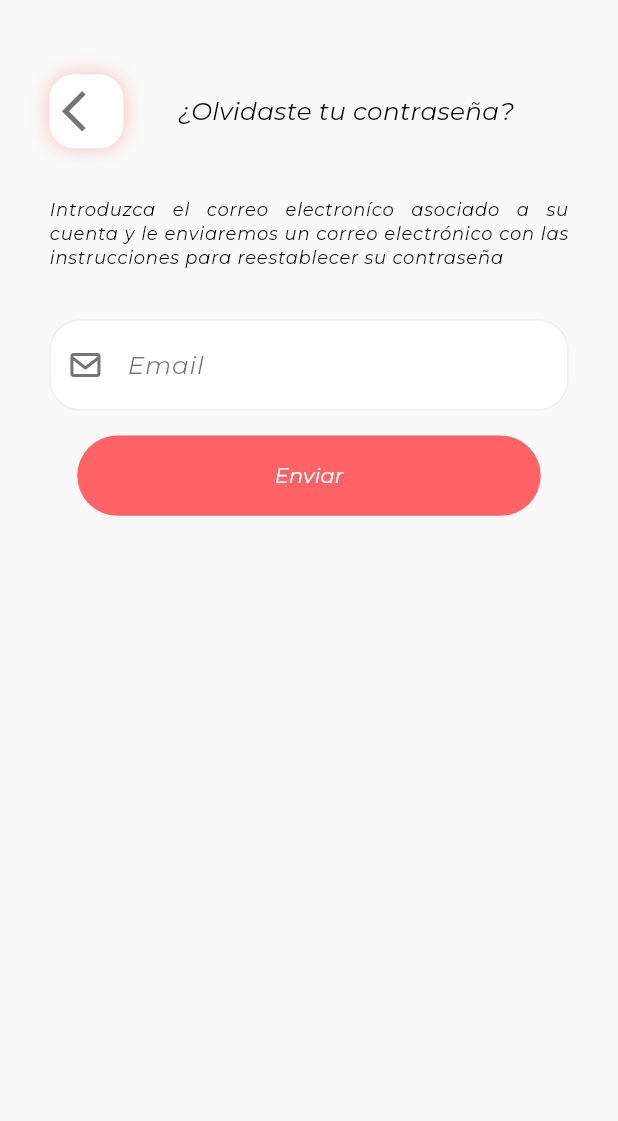
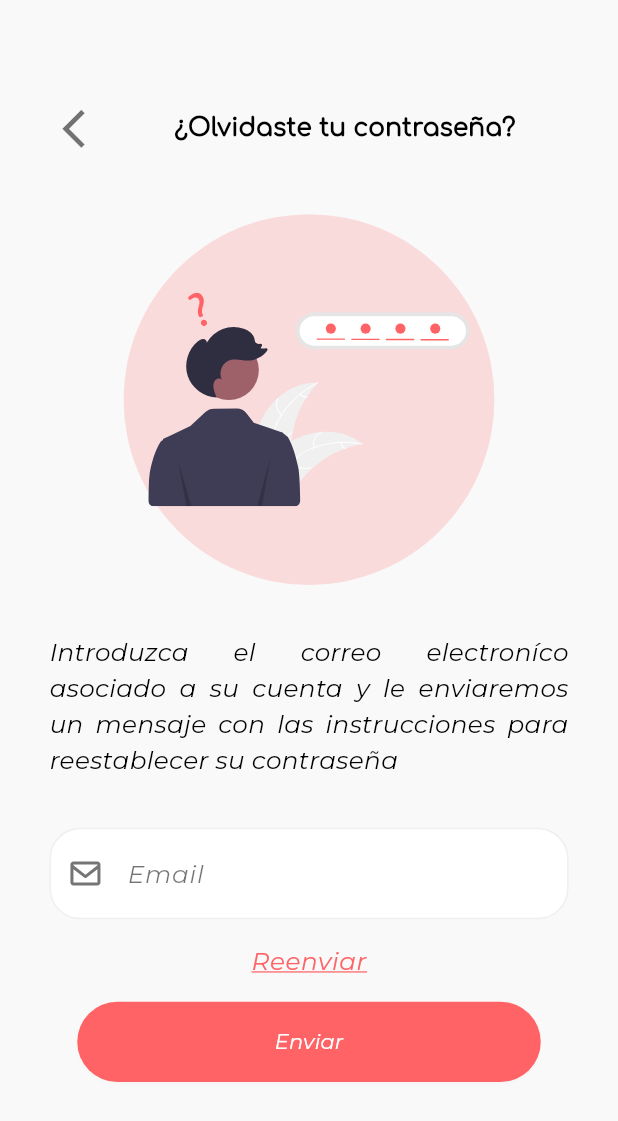
Before and after one commit to PettoORG/petto_app, a Flutter app: the _ForgotPassView widget shown alone on an empty page, opened directly, on a phone screen of 412 x 824 dp. Shown: the top 1121 px of the screen. Run offline on Flutter 3.47's test engine with Material 2 defaults, Android fonts, the phone set to English and light mode, and no system bars; our stand-ins replace connectivity_plus, flutter_animate, flutter_svg, go_router, google_nav_bar, icons_plus and 3 more; accounts and stored records are empty; generated files the repository leaves out were written again; project files that could hold a hidden picture were left out.

Commit message:
changes in forgot my password view

```diff
--- a/lib/UI/screens/auth_screen.dart
+++ b/lib/UI/screens/auth_screen.dart
@@ -46,7 +46,13 @@ class _AuthScreenState extends State<AuthScreen> {
           physics: const NeverScrollableScrollPhysics(),
           controller: controller,
           children: [
-            const _ForgotPassView(),
+            _ForgotPassView(
+              onPressNext: (){
+                controller.nextPage(
+                  duration: const Duration(milliseconds:500),
+                  curve: Curves.easeInQuint);
+              }
+            ),
             _LoginView(
               press: () {
                 controller.nextPage(
@@ -220,7 +226,7 @@ class _LoginViewState extends State<_LoginView> {
 }
 
 class _RegisterView extends StatefulWidget {
-  final dynamic press;
+  final Function()? press;
   const _RegisterView({this.press});
 
   @override
@@ -253,7 +259,8 @@ class __RegisterViewState extends State<_RegisterView> {
                   "assets/petto.svg",
                   height: 10.h,
                   width: 10.w,
-                )),
+                ),
+              ),
             Padding(
               padding: EdgeInsets.symmetric(vertical: 0.8.h),
               child: ListTile(
@@ -346,7 +353,9 @@ class __RegisterViewState extends State<_RegisterView> {
 }
 
 class _ForgotPassView extends StatefulWidget {
-  const _ForgotPassView();
+  final Function()? onPressNext;
+
+  const _ForgotPassView({this.onPressNext,});
 
   @override
   State<_ForgotPassView> createState() => _ForgotPassViewState();
@@ -358,51 +367,62 @@ class _ForgotPassViewState extends State<_ForgotPassView> {
     ColorScheme color = Theme.of(context).colorScheme;
     return Padding(
       padding: EdgeInsets.symmetric(horizontal: 8.w, vertical: 12.w),
+      child: SingleChildScrollView(
         child: Column(
           children: [
+            SizedBox(height: 1.5.h,),
             Row(
               children: [
-              Container(
+                IconButton(
+                  onPressed: widget.onPressNext,
                 alignment: Alignment.center,
-                width: 6.h,
-                height: 6.h,
-                decoration: BoxDecoration(
-                  borderRadius: BorderRadius.circular(2.h),
-                  boxShadow: [
-                    BoxShadow(
-                        color: color.surface.withOpacity(0.4), //New
-                        blurRadius: 10.0,
-                        offset: Offset(0, 0))
+                icon: const Icon(Icons.arrow_back_ios)),
+                Flexible(
+                    child: Center(
+                      child: Text(AppLocalizations.of(context)!.forgetPassword,
+                      style: Theme.of(context).textTheme.titleSmall,),
+                  ),
+                ),
               ],
             ),
-                child: Container(
-                  alignment: Alignment.center,
-                  decoration: BoxDecoration(borderRadius: BorderRadius.circular(12.sp),
-                    color: color.surfaceVariant),
-                  child: const Center(child: Icon(Icons.arrow_back_ios)),
+            SizedBox(
+              height: 4.h,
             ),
-              ),
-              Flexible(
-                  child: Center(
-                child: Text(AppLocalizations.of(context)!.forgetPassword),
-              ))
-            ],
-          ),
+            Container(
+              height: 30.h,
+              width: 30.h,
+              decoration: BoxDecoration(borderRadius: BorderRadius.circular(20.h),
+              color: color.primary.withOpacity(0.2)),
+              padding: EdgeInsets.all(4.w),
+              child: SvgPicture.asset("assets/forgot_password.svg"),),
             SizedBox(
               height: 4.h,
             ),
             Text(
               AppLocalizations.of(context)!.textHelpForgotPassword,
               textAlign: TextAlign.justify,
-            style: Theme.of(context).textTheme.labelMedium,
+              style: Theme.of(context).textTheme.bodyMedium,
             ),
             SizedBox(
               height: 4.h,
             ),
             TextFormField(
+              keyboardType: TextInputType.emailAddress,
               decoration: InputDecoration(
                   prefixIcon: const Icon(BoxIcons.bx_envelope), labelText: AppLocalizations.of(context)!.email),
-            // style: Theme.of(context).textTheme.displayMedium,
+            ),
+            SizedBox(
+              height: 2.h,
+            ),
+            GestureDetector(
+              onTap: (){},
+              child: Text(AppLocalizations.of(context)!.tryAgain,
+                style: Theme.of(context).textTheme.bodySmall!.copyWith(
+                  color: color.primary,
+                  decoration: TextDecoration.underline,
+                  decorationColor: color.primary
+                ),
+              ),
             ),
             SizedBox(
               height: 2.h,
@@ -419,6 +439,7 @@ class _ForgotPassViewState extends State<_ForgotPassView> {
             ),
           ],
         ),
+      ),
     );
   }
 }
--- a/lib/config/router/app_router.dart
+++ b/lib/config/router/app_router.dart
@@ -2,7 +2,7 @@ import 'package:go_router/go_router.dart';
 import 'package:petto_app/UI/screens/home/home_screen.dart';
 import 'package:petto_app/UI/screens/screens.dart';
 
-final appRouter = GoRouter(initialLocation: '/pet-profile', routes: [
+final appRouter = GoRouter(initialLocation: '/auth', routes: [
   GoRoute(
     path: '/',
     name: HomeScreen.name,
--- a/lib/l10n/app_en.arb
+++ b/lib/l10n/app_en.arb
@@ -50,8 +50,9 @@
     "email": "Email",
     "haveAnAccount": "Already have an account?",
     "send": "Send",
-    "textHelpForgotPassword": "Enter the email associated with your account and we'll send an email with instruction to reset your password",
+    "textHelpForgotPassword": "Enter the email associated with your account and we'll send a message with instruction to reset your password",
     "noConection": "!Ups! You don't have Internet",
     "checkConection": "Please verify your connection and try again.",
-    "tryAgain": "Try again"
+    "tryAgain": "Try again",
+    "tryAnotherWay": "Try another way"
 }
--- a/lib/l10n/app_es.arb
+++ b/lib/l10n/app_es.arb
@@ -50,8 +50,9 @@
     "email": "Email",
     "haveAnAccount": "¿Ya tienes una cuenta?",
     "send": "Enviar",
-    "textHelpForgotPassword": "Introduzca el correo electroníco asociado a su cuenta y le enviaremos un correo electrónico con las instrucciones para reestablecer su contraseña",
+    "textHelpForgotPassword": "Introduzca el correo electroníco asociado a su cuenta y le enviaremos un mensaje con las instrucciones para reestablecer su contraseña",
     "noConection": "!Ups! No tienes internet",
     "checkConection": "Por favor verifica tu conexión y reintenta.",
-    "tryAgain": "Reintentar"
+    "tryAgain": "Reenviar",
+    "tryAnotherWay": "Prueba otro metodo"
 }
```
Also changed, not shown: assets/forgot_password.svg (added). Lines whose indentation alone changed are shown as unchanged.
